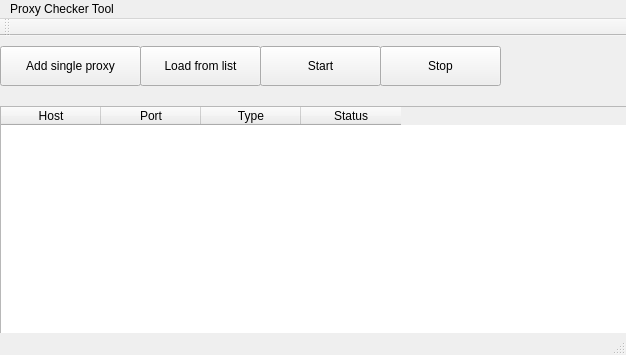
garrylachman/Proxy-Checker-Tool, file mainwindow.ui: the form before one commit.
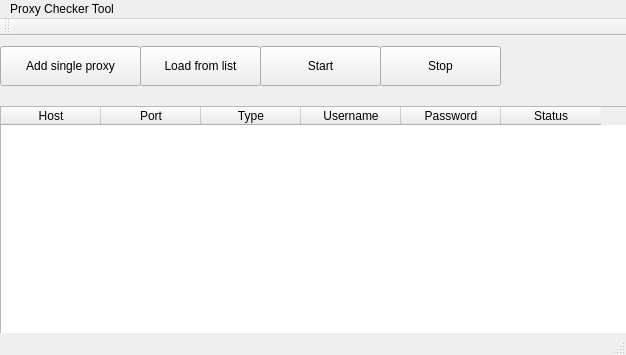
The form after the commit.

Patch:
```diff
--- a/mainwindow.ui
+++ b/mainwindow.ui
@@ -62,6 +62,16 @@
       <string>Type</string>
      </property>
     </column>
+    <column>
+     <property name="text">
+      <string>Username</string>
+     </property>
+    </column>
+    <column>
+     <property name="text">
+      <string>Password</string>
+     </property>
+    </column>
     <column>
      <property name="text">
       <string>Status</string>
```
